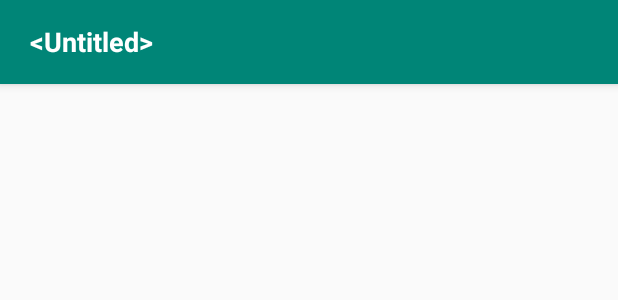
After one commit to osmanforhad/NoteApp, an Android app: the layout activity_edit_note.xml on its own in the app's theme, with its tools: preview values and no code run, on a phone screen of 412 x 824 dp. The commit adds this screen. Shown: the top 300 px of the screen. Run offline under Robolectric (Android 15) with nearby library versions, the phone set to English and light mode, and no system bars.

Commit message:
create edit screen and pass the data from details screen to edit scree

```diff
--- a/app/src/main/AndroidManifest.xml
+++ b/app/src/main/AndroidManifest.xml
@@ -9,10 +9,11 @@
         android:roundIcon="@mipmap/ic_launcher_round"
         android:supportsRtl="true"
         android:theme="@style/AppTheme">
+        <activity android:name=".EditNote" android:theme="@style/AppTheme.NoActionBar"></activity>
         <activity
             android:name=".AddNote"
             android:label="@string/title_activity_add_note"
-            android:theme="@style/AppTheme.NoActionBar"></activity>
+            android:theme="@style/AppTheme.NoActionBar" />
         <activity
             android:name=".NoteDetails"
             android:label="@string/title_activity_note_details"
--- /dev/null
+++ b/app/src/main/res/layout/activity_edit_note.xml
@@ -0,0 +1,56 @@
+<?xml version="1.0" encoding="utf-8"?>
+<androidx.constraintlayout.widget.ConstraintLayout xmlns:android="http://schemas.android.com/apk/res/android"
+    xmlns:app="http://schemas.android.com/apk/res-auto"
+    xmlns:tools="http://schemas.android.com/tools"
+    android:layout_width="match_parent"
+    android:layout_height="match_parent"
+    tools:context=".EditNote">
+
+    <com.google.android.material.appbar.AppBarLayout
+        android:id="@+id/appBarLayout"
+        android:layout_width="match_parent"
+        android:layout_height="wrap_content"
+        android:theme="@style/AppTheme.AppBarOverlay">
+
+        <androidx.appcompat.widget.Toolbar
+            android:id="@+id/toolbar"
+            android:layout_width="match_parent"
+            android:layout_height="?attr/actionBarSize"
+            android:background="?attr/colorPrimary"
+            android:backgroundTint="@android:color/transparent"
+            app:layout_constraintEnd_toEndOf="parent"
+            app:layout_constraintStart_toStartOf="parent"
+            app:layout_constraintTop_toTopOf="parent"
+            app:popupTheme="@style/AppTheme.PopupOverlay">
+
+            <EditText
+                android:id="@+id/editNoteTitle"
+                android:layout_width="match_parent"
+                android:layout_height="wrap_content"
+                android:backgroundTint="@android:color/transparent"
+                android:ems="10"
+                android:inputType="textPersonName"
+                android:text="@android:string/untitled"
+                android:textColor="#fff"
+                android:textColorHint="#FFFFFF"
+                android:textStyle="bold" />
+
+        </androidx.appcompat.widget.Toolbar>
+
+    </com.google.android.material.appbar.AppBarLayout>
+
+    <EditText
+        android:id="@+id/editNoteContent"
+        android:layout_width="0dp"
+        android:layout_height="0dp"
+        android:backgroundTint="@android:color/transparent"
+        android:ems="10"
+        android:gravity="start|top"
+        android:inputType="textMultiLine"
+        app:layout_constraintBottom_toBottomOf="parent"
+        app:layout_constraintEnd_toEndOf="parent"
+        app:layout_constraintStart_toStartOf="parent"
+        app:layout_constraintTop_toBottomOf="@+id/appBarLayout" />
+
+
+</androidx.constraintlayout.widget.ConstraintLayout>
--- a/app/src/main/res/layout/activity_note_details.xml
+++ b/app/src/main/res/layout/activity_note_details.xml
@@ -39,6 +39,8 @@
         android:layout_height="wrap_content"
         android:layout_gravity="bottom|end"
         android:layout_margin="@dimen/fab_margin"
-        app:srcCompat="@android:drawable/ic_dialog_email" />
+        app:backgroundTint="#BC8686"
+        app:rippleColor="#994141"
+        app:srcCompat="@android:drawable/ic_menu_edit" />
 
 </androidx.coordinatorlayout.widget.CoordinatorLayout>
```
Also changed, not shown: app/src/main/java/com/osmanforhad/noteapps/EditNote.java (added, +46 -0 lines), app/src/main/java/com/osmanforhad/noteapps/NoteDetails.java (+21 -9 lines), app/src/main/res/drawable/ic_edit_black_24dp.xml (added, +9 -0 lines).
